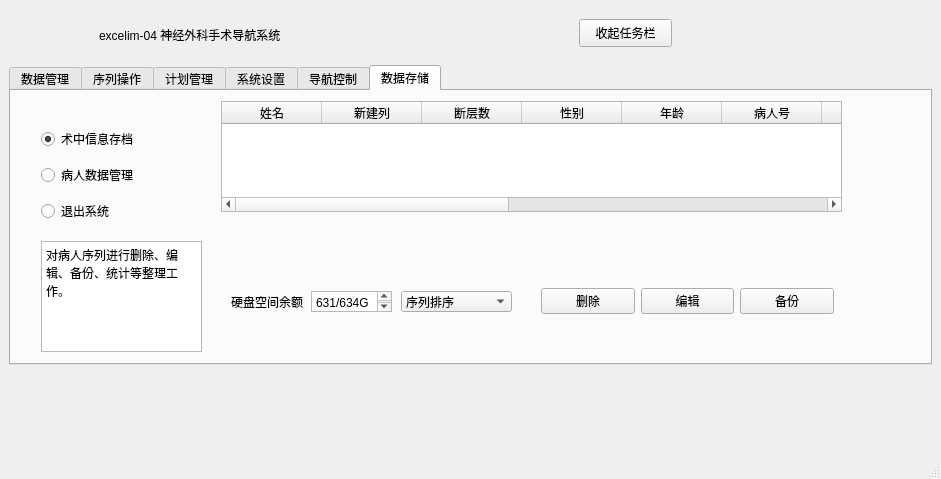
This is mainwindow.ui in kalipolis/excelim_qt_withui as Qt 5 draws it before an edit. The edited form follows.
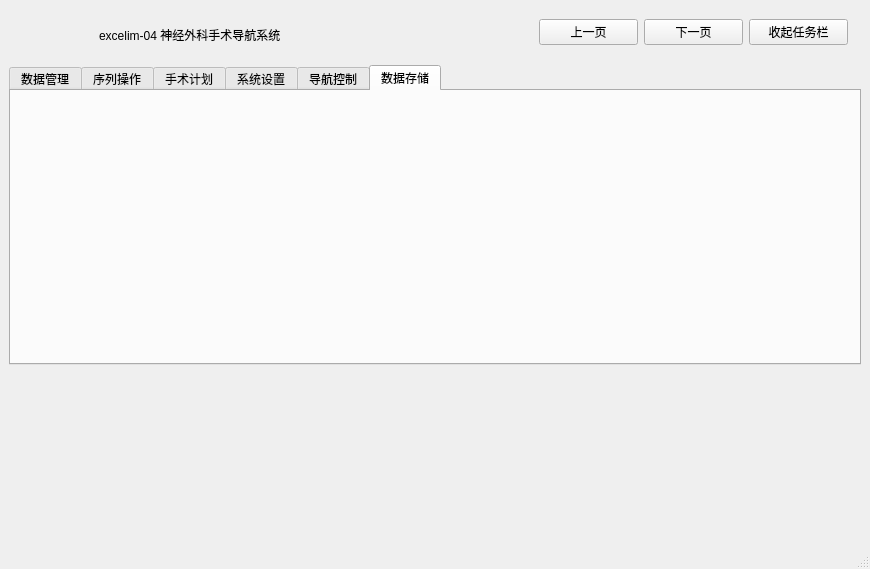
This is the edited form. The open tabs and pages were chosen to show the change. Custom widgets are drawn as their Qt base class.

Diff of the .ui file:
```diff
--- a/mainwindow.ui
+++ b/mainwindow.ui
@@ -6,8 +6,8 @@
    <rect>
     <x>0</x>
     <y>0</y>
-    <width>941</width>
-    <height>479</height>
+    <width>870</width>
+    <height>569</height>
    </rect>
   </property>
   <property name="windowTitle">
@@ -29,19 +29,6 @@
         <height>50</height>
        </size>
       </property>
-      <widget class="QPushButton" name="pushButton">
-       <property name="geometry">
-        <rect>
-         <x>570</x>
-         <y>10</y>
-         <width>93</width>
-         <height>28</height>
-        </rect>
-       </property>
-       <property name="text">
-        <string>收起任务栏</string>
-       </property>
-      </widget>
       <widget class="QLabel" name="label_6">
        <property name="geometry">
         <rect>
@@ -55,6 +42,42 @@
         <string>excelim-04 神经外科手术导航系统</string>
        </property>
       </widget>
+      <widget class="QWidget" name="widget_68" native="true">
+       <property name="geometry">
+        <rect>
+         <x>530</x>
+         <y>0</y>
+         <width>309</width>
+         <height>46</height>
+        </rect>
+       </property>
+       <layout class="QHBoxLayout" name="horizontalLayout_41">
+        <item>
+         <widget class="QPushButton" name="lastpage">
+          <property name="text">
+           <string>上一页</string>
+          </property>
+         </widget>
+        </item>
+        <item>
+         <widget class="QPushButton" name="nextpage">
+          <property name="text">
+           <string>下一页</string>
+          </property>
+          <property name="autoRepeat">
+           <bool>false</bool>
+          </property>
+         </widget>
+        </item>
+        <item>
+         <widget class="QPushButton" name="pushButton">
+          <property name="text">
+           <string>收起任务栏</string>
+          </property>
+         </widget>
+        </item>
+       </layout>
+      </widget>
      </widget>
     </item>
     <item>
@@ -1423,7 +1446,7 @@
       </widget>
       <widget class="QWidget" name="tab_2">
        <attribute name="title">
-        <string>计划管理</string>
+        <string>手术计划</string>
        </attribute>
        <layout class="QHBoxLayout" name="horizontalLayout_27">
         <property name="leftMargin">
@@ -2561,419 +2584,6 @@
        <attribute name="title">
         <string>数据存储</string>
        </attribute>
-       <widget class="QWidget" name="widget_TaskBar" native="true">
-        <property name="geometry">
-         <rect>
-          <x>30</x>
-          <y>30</y>
-          <width>161</width>
-          <height>111</height>
-         </rect>
-        </property>
-        <widget class="QWidget" name="verticalLayoutWidget">
-         <property name="geometry">
-          <rect>
-           <x>0</x>
-           <y>0</y>
-           <width>161</width>
-           <height>111</height>
-          </rect>
-         </property>
-         <layout class="QVBoxLayout" name="verticalLayout_19">
-          <item>
-           <widget class="QRadioButton" name="radioButton_surgery">
-            <property name="text">
-             <string>术中信息存档</string>
-            </property>
-            <property name="checked">
-             <bool>true</bool>
-            </property>
-           </widget>
-          </item>
-          <item>
-           <widget class="QRadioButton" name="radioButton_patient">
-            <property name="text">
-             <string>病人数据管理</string>
-            </property>
-           </widget>
-          </item>
-          <item>
-           <widget class="QRadioButton" name="radioButton_logout">
-            <property name="text">
-             <string>退出系统</string>
-            </property>
-           </widget>
-          </item>
-         </layout>
-        </widget>
-       </widget>
-       <widget class="QStackedWidget" name="stackedWidget_6">
-        <property name="geometry">
-         <rect>
-          <x>20</x>
-          <y>0</y>
-          <width>841</width>
-          <height>261</height>
-         </rect>
-        </property>
-        <property name="currentIndex">
-         <number>0</number>
-        </property>
-        <widget class="QWidget" name="page_surgery">
-         <widget class="QTextBrowser" name="textBrowser">
-          <property name="geometry">
-           <rect>
-            <x>10</x>
-            <y>150</y>
-            <width>161</width>
-            <height>111</height>
-           </rect>
-          </property>
-          <property name="html">
-           <string>&lt;!DOCTYPE HTML PUBLIC &quot;-//W3C//DTD HTML 4.0//EN&quot; &quot;http://www.w3.org/TR/REC-html40/strict.dtd&quot;&gt;
-&lt;html&gt;&lt;head&gt;&lt;meta name=&quot;qrichtext&quot; content=&quot;1&quot; /&gt;&lt;style type=&quot;text/css&quot;&gt;
-p, li { white-space: pre-wrap; }
-&lt;/style&gt;&lt;/head&gt;&lt;body style=&quot; font-family:'SimSun'; font-size:9pt; font-weight:400; font-style:normal;&quot;&gt;
-&lt;p style=&quot; margin-top:0px; margin-bottom:0px; margin-left:0px; margin-right:0px; -qt-block-indent:0; text-indent:0px;&quot;&gt;&lt;span style=&quot; font-family:'Microsoft YaHei UI';&quot;&gt;保存导航期间的拷屏图像和相关导航信息&lt;/span&gt;&lt;/p&gt;&lt;/body&gt;&lt;/html&gt;</string>
-          </property>
-         </widget>
-         <widget class="QPushButton" name="pushButton_imageSaving">
-          <property name="geometry">
-           <rect>
-            <x>190</x>
-            <y>40</y>
-            <width>75</width>
-            <height>24</height>
-           </rect>
-          </property>
-          <property name="text">
-           <string>保存图像</string>
-          </property>
-         </widget>
-         <widget class="QPushButton" name="pushButton_infoSaving">
-          <property name="geometry">
-           <rect>
-            <x>190</x>
-            <y>80</y>
-            <width>75</width>
-            <height>24</height>
-           </rect>
-          </property>
-          <property name="text">
-           <string>保存信息</string>
-          </property>
-         </widget>
-         <widget class="QStackedWidget" name="stackedWidget_3">
-          <property name="geometry">
-           <rect>
-            <x>280</x>
-            <y>30</y>
-            <width>531</width>
-            <height>241</height>
-           </rect>
-          </property>
-          <property name="currentIndex">
-           <number>1</number>
-          </property>
-          <widget class="QWidget" name="page_imageSaving">
-           <widget class="QPushButton" name="pushButton_25">
-            <property name="geometry">
-             <rect>
-              <x>220</x>
-              <y>200</y>
-              <width>75</width>
-              <height>24</height>
-             </rect>
-            </property>
-            <property name="text">
-             <string>保存</string>
-            </property>
-           </widget>
-           <widget class="QListWidget" name="listWidget">
-            <property name="geometry">
-             <rect>
-              <x>10</x>
-              <y>1</y>
-              <width>201</width>
-              <height>241</height>
-             </rect>
-            </property>
-           </widget>
-           <widget class="QListWidget" name="listWidget_2">
-            <property name="geometry">
-             <rect>
-              <x>300</x>
-              <y>0</y>
-              <width>201</width>
-              <height>241</height>
-             </rect>
-            </property>
-           </widget>
-          </widget>
-          <widget class="QWidget" name="page_infoSaving">
-           <widget class="QTextBrowser" name="textBrowser_7">
-            <property name="geometry">
-             <rect>
-              <x>10</x>
-              <y>10</y>
-              <width>256</width>
-              <height>192</height>
-             </rect>
-            </property>
-            <property name="html">
-             <string>&lt;!DOCTYPE HTML PUBLIC &quot;-//W3C//DTD HTML 4.0//EN&quot; &quot;http://www.w3.org/TR/REC-html40/strict.dtd&quot;&gt;
-&lt;html&gt;&lt;head&gt;&lt;meta name=&quot;qrichtext&quot; content=&quot;1&quot; /&gt;&lt;style type=&quot;text/css&quot;&gt;
-p, li { white-space: pre-wrap; }
-&lt;/style&gt;&lt;/head&gt;&lt;body style=&quot; font-family:'SimSun'; font-size:9pt; font-weight:400; font-style:normal;&quot;&gt;
-&lt;p style=&quot; margin-top:0px; margin-bottom:0px; margin-left:0px; margin-right:0px; -qt-block-indent:0; text-indent:0px;&quot;&gt;&lt;span style=&quot; font-family:'Microsoft YaHei UI';&quot;&gt;姓名:LIU性别:M年龄:030Y病人号:428685&lt;/span&gt;&lt;/p&gt;
-&lt;p style=&quot; margin-top:0px; margin-bottom:0px; margin-left:0px; margin-right:0px; -qt-block-indent:0; text-indent:0px;&quot;&gt;&lt;span style=&quot; font-family:'Microsoft YaHei UI';&quot;&gt;重建组织数量:1重建组织参数:&lt;/span&gt;&lt;/p&gt;
-&lt;p style=&quot; margin-top:0px; margin-bottom:0px; margin-left:0px; margin-right:0px; -qt-block-indent:0; text-indent:0px;&quot;&gt;&lt;span style=&quot; font-family:'Microsoft YaHei UI';&quot;&gt;皮肤	阈值为464	&lt;/span&gt;&lt;/p&gt;
-&lt;p style=&quot; margin-top:0px; margin-bottom:0px; margin-left:0px; margin-right:0px; -qt-block-indent:0; text-indent:0px;&quot;&gt;&lt;span style=&quot; font-family:'Microsoft YaHei UI';&quot;&gt;注册标记点数量:4注册误差:0.92&lt;/span&gt;&lt;/p&gt;&lt;/body&gt;&lt;/html&gt;</string>
-            </property>
-           </widget>
-           <widget class="QPushButton" name="pushButton_27">
-            <property name="geometry">
-             <rect>
-              <x>270</x>
-              <y>160</y>
-              <width>75</width>
-              <height>24</height>
-             </rect>
-            </property>
-            <property name="text">
-             <string>保存</string>
-            </property>
-           </widget>
-          </widget>
-         </widget>
-        </widget>
-        <widget class="QWidget" name="page_patient">
-         <widget class="QTextBrowser" name="textBrowser_5">
-          <property name="geometry">
-           <rect>
-            <x>10</x>
-            <y>150</y>
-            <width>161</width>
-            <height>111</height>
-           </rect>
-          </property>
-          <property name="html">
-           <string>&lt;!DOCTYPE HTML PUBLIC &quot;-//W3C//DTD HTML 4.0//EN&quot; &quot;http://www.w3.org/TR/REC-html40/strict.dtd&quot;&gt;
-&lt;html&gt;&lt;head&gt;&lt;meta name=&quot;qrichtext&quot; content=&quot;1&quot; /&gt;&lt;style type=&quot;text/css&quot;&gt;
-p, li { white-space: pre-wrap; }
-&lt;/style&gt;&lt;/head&gt;&lt;body style=&quot; font-family:'SimSun'; font-size:9pt; font-weight:400; font-style:normal;&quot;&gt;
-&lt;p style=&quot; margin-top:0px; margin-bottom:0px; margin-left:0px; margin-right:0px; -qt-block-indent:0; text-indent:0px;&quot;&gt;对病人序列进行删除、编辑、备份、统计等整理工作。&lt;/p&gt;&lt;/body&gt;&lt;/html&gt;</string>
-          </property>
-         </widget>
-         <widget class="QTableWidget" name="tableWidget_4">
-          <property name="geometry">
-           <rect>
-            <x>190</x>
-            <y>10</y>
-            <width>621</width>
-            <height>111</height>
-           </rect>
-          </property>
-          <column>
-           <property name="text">
-            <string>姓名</string>
-           </property>
-          </column>
-          <column>
-           <property name="text">
-            <string>新建列</string>
-           </property>
-          </column>
-          <column>
-           <property name="text">
-            <string>断层数</string>
-           </property>
-          </column>
-          <column>
-           <property name="text">
-            <string>性别</string>
-           </property>
-          </column>
-          <column>
-           <property name="text">
-            <string>年龄</string>
-           </property>
-          </column>
-          <column>
-           <property name="text">
-            <string>病人号</string>
-           </property>
-          </column>
-          <column>
-           <property name="text">
-            <string>检查号</string>
-           </property>
-          </column>
-          <column>
-           <property name="text">
-            <string>状态</string>
-           </property>
-          </column>
-          <column>
-           <property name="text">
-            <string>扫描日期</string>
-           </property>
-          </column>
-          <column>
-           <property name="text">
-            <string>计划日期</string>
-           </property>
-          </column>
-          <column>
-           <property name="text">
-            <string>导航日期</string>
-           </property>
-          </column>
-          <column>
-           <property name="text">
-            <string>新建列</string>
-           </property>
-          </column>
-          <column>
-           <property name="text">
-            <string>注册误差</string>
-           </property>
-          </column>
-         </widget>
-         <widget class="QLabel" name="label_22">
-          <property name="geometry">
-           <rect>
-            <x>200</x>
-            <y>200</y>
-            <width>81</width>
-            <height>21</height>
-           </rect>
-          </property>
-          <property name="text">
-           <string>硬盘空间余额</string>
-          </property>
-         </widget>
-         <widget class="QTextBrowser" name="textBrowser_8">
-          <property name="geometry">
-           <rect>
-            <x>280</x>
-            <y>200</y>
-            <width>81</width>
-            <height>21</height>
-           </rect>
-          </property>
-          <property name="html">
-           <string>&lt;!DOCTYPE HTML PUBLIC &quot;-//W3C//DTD HTML 4.0//EN&quot; &quot;http://www.w3.org/TR/REC-html40/strict.dtd&quot;&gt;
-&lt;html&gt;&lt;head&gt;&lt;meta name=&quot;qrichtext&quot; content=&quot;1&quot; /&gt;&lt;style type=&quot;text/css&quot;&gt;
-p, li { white-space: pre-wrap; }
-&lt;/style&gt;&lt;/head&gt;&lt;body style=&quot; font-family:'SimSun'; font-size:9pt; font-weight:400; font-style:normal;&quot;&gt;
-&lt;p style=&quot; margin-top:0px; margin-bottom:0px; margin-left:0px; margin-right:0px; -qt-block-indent:0; text-indent:0px;&quot;&gt;&lt;span style=&quot; font-family:'Microsoft YaHei UI';&quot;&gt;631/634G&lt;/span&gt;&lt;/p&gt;&lt;/body&gt;&lt;/html&gt;</string>
-          </property>
-         </widget>
-         <widget class="QComboBox" name="comboBox_4">
-          <property name="geometry">
-           <rect>
-            <x>370</x>
-            <y>200</y>
-            <width>111</width>
-            <height>21</height>
-           </rect>
-          </property>
-          <item>
-           <property name="text">
-            <string>序列排序</string>
-           </property>
-          </item>
-          <item>
-           <property name="text">
-            <string>按姓名</string>
-           </property>
-          </item>
-          <item>
-           <property name="text">
-            <string>按时间</string>
-           </property>
-          </item>
-          <item>
-           <property name="text">
-            <string>按种类</string>
-           </property>
-          </item>
-          <item>
-           <property name="text">
-            <string>按数量</string>
-           </property>
-          </item>
-         </widget>
-         <widget class="QWidget" name="horizontalLayoutWidget">
-          <property name="geometry">
-           <rect>
-            <x>510</x>
-            <y>170</y>
-            <width>293</width>
-            <height>81</height>
-           </rect>
-          </property>
-          <layout class="QHBoxLayout" name="horizontalLayout_23">
-           <item>
-            <widget class="QPushButton" name="pushButton_28">
-             <property name="text">
-              <string>删除</string>
-             </property>
-            </widget>
-           </item>
-           <item>
-            <widget class="QPushButton" name="pushButton_29">
-             <property name="text">
-              <string>编辑</string>
-             </property>
-            </widget>
-           </item>
-           <item>
-            <widget class="QPushButton" name="pushButton_26">
-             <property name="text">
-              <string>备份</string>
-             </property>
-            </widget>
-           </item>
-          </layout>
-         </widget>
-        </widget>
-        <widget class="QWidget" name="page_logout">
-         <widget class="QTextBrowser" name="textBrowser_6">
-          <property name="geometry">
-           <rect>
-            <x>10</x>
-            <y>150</y>
-            <width>161</width>
-            <height>111</height>
-           </rect>
-          </property>
-          <property name="html">
-           <string>&lt;!DOCTYPE HTML PUBLIC &quot;-//W3C//DTD HTML 4.0//EN&quot; &quot;http://www.w3.org/TR/REC-html40/strict.dtd&quot;&gt;
-&lt;html&gt;&lt;head&gt;&lt;meta name=&quot;qrichtext&quot; content=&quot;1&quot; /&gt;&lt;style type=&quot;text/css&quot;&gt;
-p, li { white-space: pre-wrap; }
-&lt;/style&gt;&lt;/head&gt;&lt;body style=&quot; font-family:'SimSun'; font-size:9pt; font-weight:400; font-style:normal;&quot;&gt;
-&lt;p style=&quot; margin-top:0px; margin-bottom:0px; margin-left:0px; margin-right:0px; -qt-block-indent:0; text-indent:0px;&quot;&gt;&lt;span style=&quot; font-family:'Microsoft YaHei UI';&quot;&gt;退出系统&lt;/span&gt;&lt;/p&gt;&lt;/body&gt;&lt;/html&gt;</string>
-          </property>
-         </widget>
-         <widget class="QPushButton" name="pushButton_30">
-          <property name="geometry">
-           <rect>
-            <x>400</x>
-            <y>120</y>
-            <width>75</width>
-            <height>24</height>
-           </rect>
-          </property>
-          <property name="text">
-           <string>退出系统</string>
-          </property>
-         </widget>
-        </widget>
-       </widget>
-       <zorder>stackedWidget_6</zorder>
-       <zorder>widget_TaskBar</zorder>
       </widget>
      </widget>
     </item>
@@ -3007,6 +2617,17 @@
    <header>rt_3.h</header>
    <container>1</container>
   </customwidget>
+  <customwidget>
+   <class>QVTKWidget</class>
+   <extends>QWidget</extends>
+   <header>QVTKWidget.h</header>
+  </customwidget>
+  <customwidget>
+   <class>save</class>
+   <extends>QWidget</extends>
+   <header location="global">save.h</header>
+   <container>1</container>
+  </customwidget>
  </customwidgets>
  <resources/>
  <connections/>
```
Left out of the diff: 24 changed lines with no effect on the pictures.
